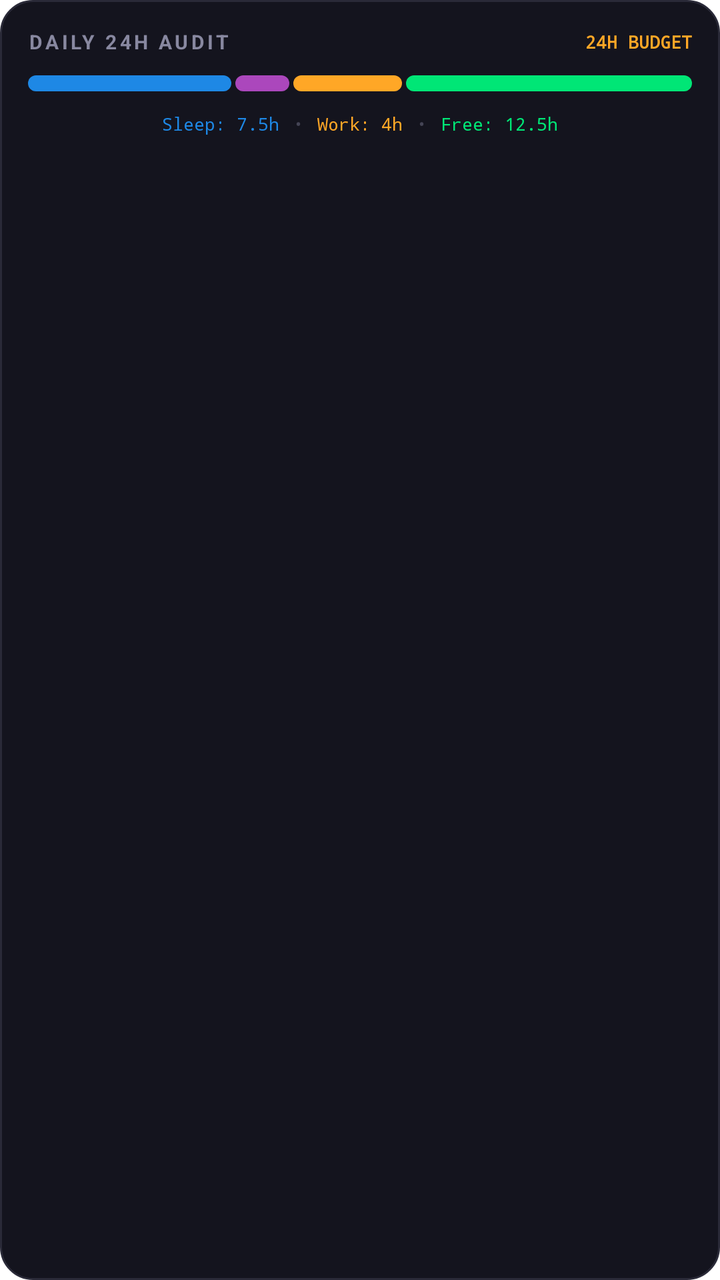
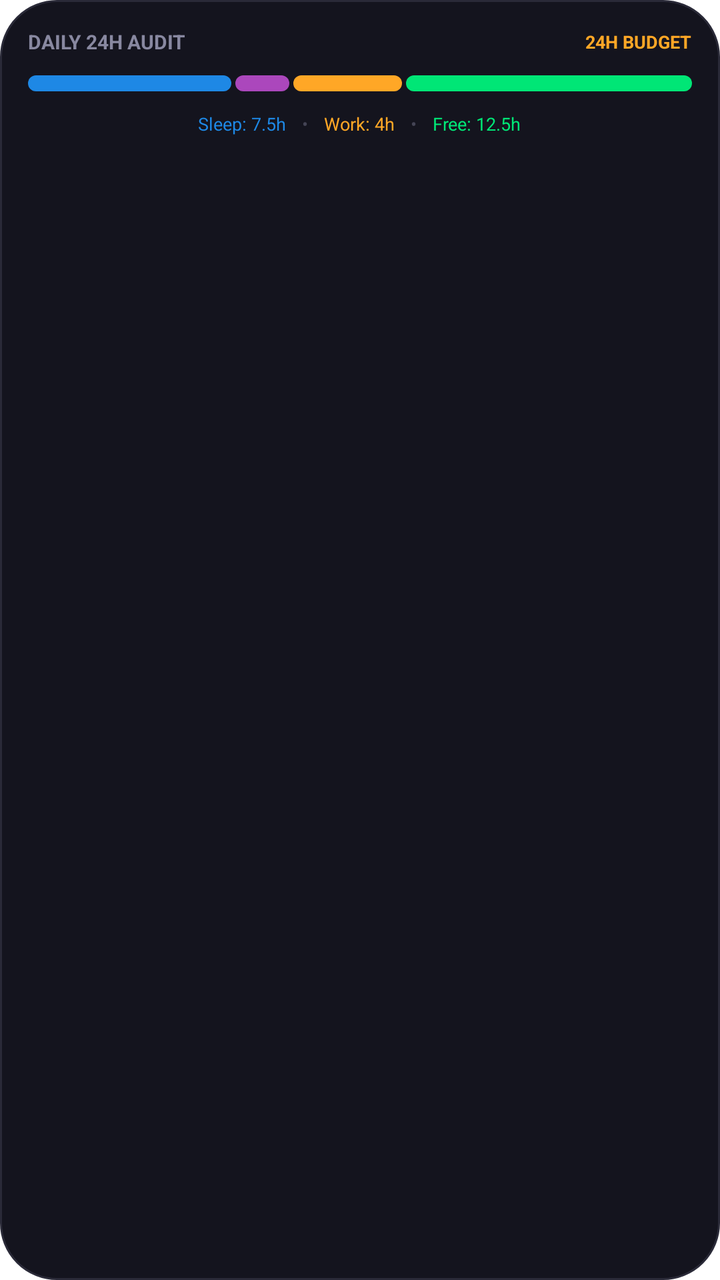

Compare the two renders of this Android layout. The source of the first and the diff that turns it into the second are given below.
<!-- AndroidManifest.xml: fallback theme Theme.MaterialComponents.DayNight.NoActionBar -->
<!-- res/layout/widget_daily_audit.xml -->
<?xml version="1.0" encoding="utf-8"?>
<LinearLayout xmlns:android="http://schemas.android.com/apk/res/android"
    android:id="@+id/widget_root"
    android:layout_width="match_parent"
    android:layout_height="match_parent"
    android:background="@drawable/widget_card_bg"
    android:orientation="vertical"
    android:padding="14dp">

    
    <LinearLayout
        android:layout_width="match_parent"
        android:layout_height="wrap_content"
        android:gravity="center_vertical"
        android:orientation="horizontal">

        <TextView
            android:layout_width="wrap_content"
            android:layout_height="wrap_content"
            android:text="DAILY 24H AUDIT"
            android:textColor="#8888A0"
            android:textSize="10sp"
            android:textStyle="bold"
            android:letterSpacing="0.15" />

        <View
            android:layout_width="0dp"
            android:layout_height="1dp"
            android:layout_weight="1" />

        <TextView
            android:layout_width="wrap_content"
            android:layout_height="wrap_content"
            android:text="24H BUDGET"
            android:textColor="#FFA726"
            android:textSize="9sp"
            android:textStyle="bold"
            android:typeface="monospace" />
    </LinearLayout>

    
    <LinearLayout
        android:layout_width="match_parent"
        android:layout_height="8dp"
        android:layout_marginTop="10dp"
        android:layout_marginBottom="10dp"
        android:orientation="horizontal">

        <View
            android:layout_width="0dp"
            android:layout_height="match_parent"
            android:layout_weight="7.5"
            android:background="@drawable/widget_fill_blue" />

        <View
            android:layout_width="2dp"
            android:layout_height="match_parent" />

        <View
            android:layout_width="0dp"
            android:layout_height="match_parent"
            android:layout_weight="2.0"
            android:background="@drawable/widget_fill_purple" />

        <View
            android:layout_width="2dp"
            android:layout_height="match_parent" />

        <View
            android:layout_width="0dp"
            android:layout_height="match_parent"
            android:layout_weight="4.0"
            android:background="@drawable/widget_fill_orange" />

        <View
            android:layout_width="2dp"
            android:layout_height="match_parent" />

        <View
            android:layout_width="0dp"
            android:layout_height="match_parent"
            android:layout_weight="10.5"
            android:background="@drawable/widget_fill_green" />
    </LinearLayout>

    
    <LinearLayout
        android:layout_width="match_parent"
        android:layout_height="wrap_content"
        android:gravity="center"
        android:orientation="horizontal">

        <TextView
            android:id="@+id/tv_audit_sleep"
            android:layout_width="wrap_content"
            android:layout_height="wrap_content"
            android:text="Sleep: 7.5h"
            android:textColor="#1E88E5"
            android:textSize="9sp"
            android:typeface="monospace" />

        <TextView
            android:layout_width="wrap_content"
            android:layout_height="wrap_content"
            android:layout_marginStart="8dp"
            android:layout_marginEnd="8dp"
            android:text="•"
            android:textColor="#444455"
            android:textSize="9sp" />

        <TextView
            android:id="@+id/tv_audit_work"
            android:layout_width="wrap_content"
            android:layout_height="wrap_content"
            android:text="Work: 4h"
            android:textColor="#FFA726"
            android:textSize="9sp"
            android:typeface="monospace" />

        <TextView
            android:layout_width="wrap_content"
            android:layout_height="wrap_content"
            android:layout_marginStart="8dp"
            android:layout_marginEnd="8dp"
            android:text="•"
            android:textColor="#444455"
            android:textSize="9sp" />

        <TextView
            android:id="@+id/tv_audit_free"
            android:layout_width="wrap_content"
            android:layout_height="wrap_content"
            android:text="Free: 12.5h"
            android:textColor="#00E676"
            android:textSize="9sp"
            android:typeface="monospace" />
    </LinearLayout>

</LinearLayout>
<!-- resources referenced by this layout -->
<resources>
  <!-- drawable widget_card_bg (drawable) -->
  <?xml version="1.0" encoding="utf-8"?>
  <shape xmlns:android="http://schemas.android.com/apk/res/android"
      android:shape="rectangle">
      <solid android:color="#14141E" />
      <corners android:radius="16dp" />
      <stroke
          android:width="1dp"
          android:color="#2A2A38" />
  </shape>
  <!-- drawable widget_fill_blue (drawable) -->
  <?xml version="1.0" encoding="utf-8"?>
  <shape xmlns:android="http://schemas.android.com/apk/res/android"
      android:shape="rectangle">
      <solid android:color="#1E88E5" />
      <corners android:radius="6dp" />
  </shape>
  <!-- drawable widget_fill_green (drawable) -->
  <?xml version="1.0" encoding="utf-8"?>
  <shape xmlns:android="http://schemas.android.com/apk/res/android"
      android:shape="rectangle">
      <solid android:color="#00E676" />
      <corners android:radius="6dp" />
  </shape>
  <!-- drawable widget_fill_orange (drawable) -->
  <?xml version="1.0" encoding="utf-8"?>
  <shape xmlns:android="http://schemas.android.com/apk/res/android"
      android:shape="rectangle">
      <solid android:color="#FFA726" />
      <corners android:radius="6dp" />
  </shape>
  <!-- drawable widget_fill_purple (drawable) -->
  <?xml version="1.0" encoding="utf-8"?>
  <shape xmlns:android="http://schemas.android.com/apk/res/android"
      android:shape="rectangle">
      <solid android:color="#AB47BC" />
      <corners android:radius="6dp" />
  </shape>
</resources>

<!-- the commit's change to res/layout/widget_daily_audit.xml (unified diff, before → after) -->
@@ -5,7 +5,7 @@
     android:layout_height="match_parent"
     android:background="@drawable/widget_card_bg"
     android:orientation="vertical"
-    android:padding="14dp">
+    android:padding="@dimen/widget_padding">
 
     
     <LinearLayout
@@ -20,10 +20,9 @@
             android:text="DAILY 24H AUDIT"
             android:textColor="#8888A0"
             android:textSize="10sp"
-            android:textStyle="bold"
-            android:letterSpacing="0.15" />
+            android:textStyle="bold" />
 
-        <View
+        <FrameLayout
             android:layout_width="0dp"
             android:layout_height="1dp"
             android:layout_weight="1" />
@@ -34,8 +33,7 @@
             android:text="24H BUDGET"
             android:textColor="#FFA726"
             android:textSize="9sp"
-            android:textStyle="bold"
-            android:typeface="monospace" />
+            android:textStyle="bold" />
     </LinearLayout>
 
     
@@ -46,37 +44,37 @@
         android:layout_marginBottom="10dp"
         android:orientation="horizontal">
 
-        <View
+        <ImageView
             android:layout_width="0dp"
             android:layout_height="match_parent"
             android:layout_weight="7.5"
             android:background="@drawable/widget_fill_blue" />
 
-        <View
+        <FrameLayout
             android:layout_width="2dp"
             android:layout_height="match_parent" />
 
-        <View
+        <ImageView
             android:layout_width="0dp"
             android:layout_height="match_parent"
             android:layout_weight="2.0"
             android:background="@drawable/widget_fill_purple" />
 
-        <View
+        <FrameLayout
             android:layout_width="2dp"
             android:layout_height="match_parent" />
 
-        <View
+        <ImageView
             android:layout_width="0dp"
             android:layout_height="match_parent"
             android:layout_weight="4.0"
             android:background="@drawable/widget_fill_orange" />
 
-        <View
+        <FrameLayout
             android:layout_width="2dp"
             android:layout_height="match_parent" />
 
-        <View
+        <ImageView
             android:layout_width="0dp"
             android:layout_height="match_parent"
             android:layout_weight="10.5"
@@ -96,8 +94,7 @@
             android:layout_height="wrap_content"
             android:text="Sleep: 7.5h"
             android:textColor="#1E88E5"
-            android:textSize="9sp"
-            android:typeface="monospace" />
+            android:textSize="9sp" />
 
         <TextView
             android:layout_width="wrap_content"
@@ -114,8 +111,7 @@
             android:layout_height="wrap_content"
             android:text="Work: 4h"
             android:textColor="#FFA726"
-            android:textSize="9sp"
-            android:typeface="monospace" />
+            android:textSize="9sp" />
 
         <TextView
             android:layout_width="wrap_content"
@@ -132,8 +128,7 @@
             android:layout_height="wrap_content"
             android:text="Free: 12.5h"
             android:textColor="#00E676"
-            android:textSize="9sp"
-            android:typeface="monospace" />
+            android:textSize="9sp" />
     </LinearLayout>
 
 </LinearLayout>
<!-- resource entries referenced after the edit -->
@@ -1,11 +1,12 @@
 <!-- resources referenced by this layout -->
 <resources>
+  <dimen name="widget_padding">14dp</dimen>
   <!-- drawable widget_card_bg (drawable) -->
   <?xml version="1.0" encoding="utf-8"?>
   <shape xmlns:android="http://schemas.android.com/apk/res/android"
       android:shape="rectangle">
       <solid android:color="#14141E" />
-      <corners android:radius="16dp" />
+      <corners android:radius="@dimen/widget_corner_radius" />
       <stroke
           android:width="1dp"
           android:color="#2A2A38" />
@@ -38,5 +39,6 @@
       <solid android:color="#AB47BC" />
       <corners android:radius="6dp" />
   </shape>
+  <dimen name="widget_corner_radius">16dp</dimen>
 </resources>
 
